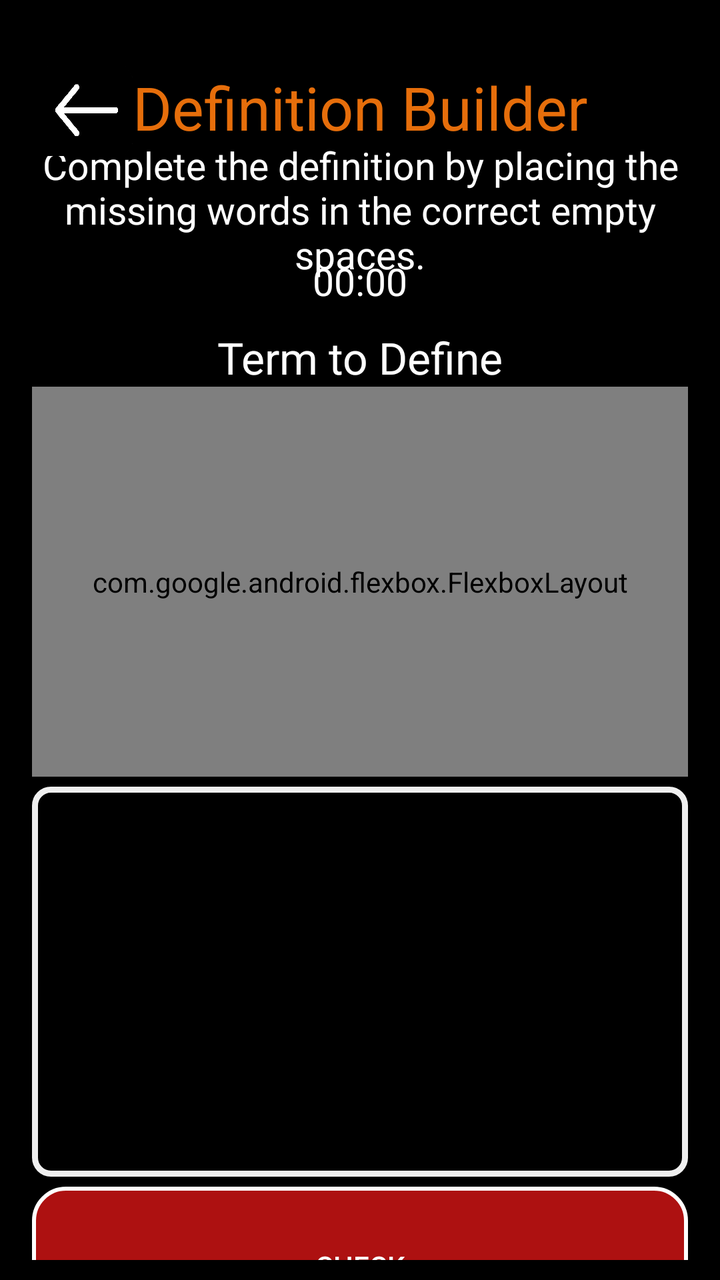
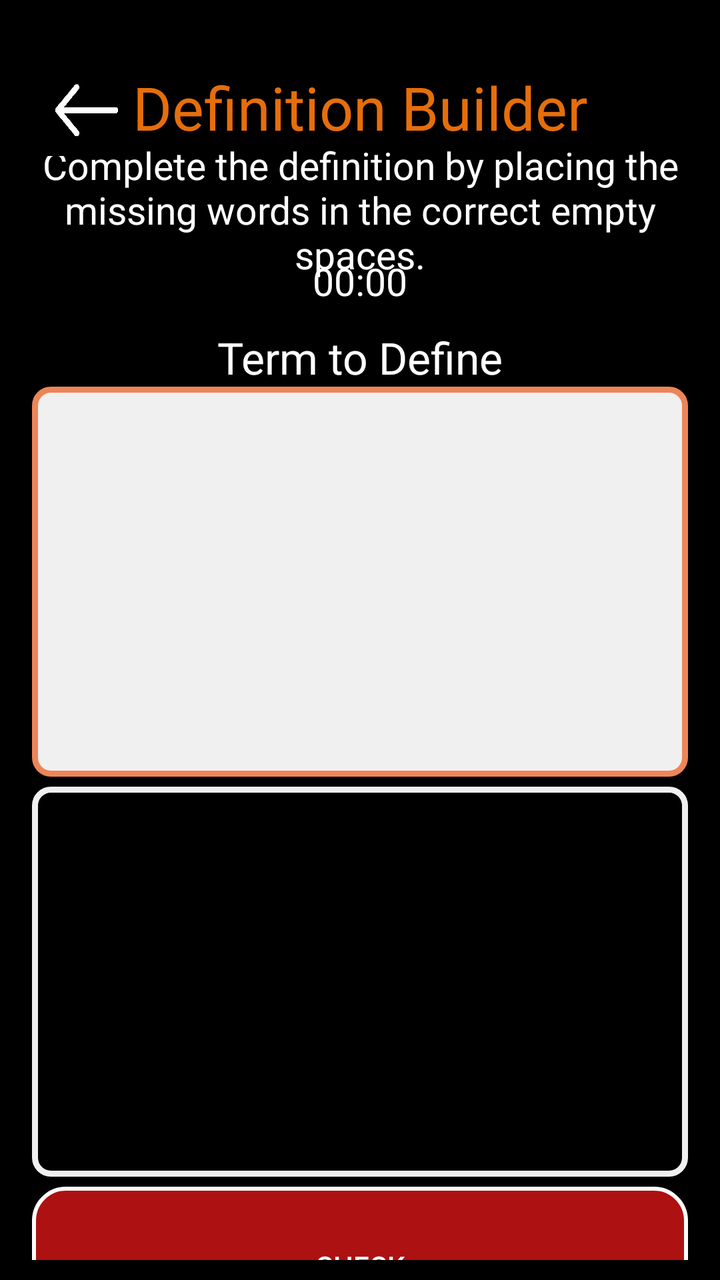

An Android layout rendered at two revisions. The XML below is the earlier revision; the diff shows what the commit changed to produce the second picture.
<!-- AndroidManifest.xml: application theme Theme.Cognify -->
<!-- res/layout/activity_definition_builder.xml -->
<?xml version="1.0" encoding="utf-8"?>
<androidx.constraintlayout.widget.ConstraintLayout xmlns:android="http://schemas.android.com/apk/res/android"
    xmlns:app="http://schemas.android.com/apk/res-auto"
    xmlns:tools="http://schemas.android.com/tools"
    android:layout_width="match_parent"
    android:layout_height="match_parent"
    android:id="@+id/main"
    android:padding="10dp"
    tools:context=".DefinitionBuilder"
    android:background="@color/black">

    <TextView
        android:id="@+id/headingDB"
        android:layout_width="0dp"
        android:layout_height="40dp"
        android:text="@string/headingDB"
        android:textAlignment="center"
        android:textColor="@color/orangeHeading"
        android:textSize="30sp"
        app:layout_constraintBottom_toBottomOf="parent"
        app:layout_constraintEnd_toEndOf="parent"
        app:layout_constraintHorizontal_bias="0.492"
        app:layout_constraintStart_toStartOf="parent"
        app:layout_constraintTop_toTopOf="parent"
        app:layout_constraintVertical_bias="0.04" />

    <TextView
        android:id="@+id/descriptionDB"
        android:layout_width="0dp"
        android:layout_height="69dp"
        android:text="@string/descriptionDB"
        android:textAlignment="center"
        android:textColor="@color/white"
        android:textSize="19sp"
        app:layout_constraintBottom_toBottomOf="parent"
        app:layout_constraintEnd_toEndOf="parent"
        app:layout_constraintStart_toStartOf="parent"
        app:layout_constraintTop_toTopOf="parent"
        app:layout_constraintVertical_bias="0.108" />

    
    
    
    
    
    
    
    
    
    
    
    

    <ImageButton
        android:id="@+id/cancel_button"
        android:layout_width="45sp"
        android:layout_height="45sp"
        android:background="@drawable/back_arrow"
        android:contentDescription="@string/cancel_button"
        app:layout_constraintBottom_toBottomOf="parent"
        app:layout_constraintEnd_toEndOf="parent"
        app:layout_constraintHorizontal_bias="0.04"
        app:layout_constraintStart_toStartOf="parent"
        app:layout_constraintTop_toTopOf="parent"
        app:layout_constraintVertical_bias="0.04" />

    <ProgressBar
        android:id="@+id/progressBar"
        style="?android:attr/progressBarStyleHorizontal"
        android:layout_width="0dp"
        android:layout_height="12dp"
        android:max="100"
        android:progress="0"
        android:progressDrawable="@drawable/progress_bar"
        app:layout_constraintBottom_toBottomOf="parent"
        app:layout_constraintEnd_toEndOf="parent"
        app:layout_constraintStart_toStartOf="parent"
        app:layout_constraintTop_toTopOf="parent"
        app:layout_constraintVertical_bias="0.235" />

    <TextView
        android:id="@+id/termToDisplay"
        android:layout_width="0dp"
        android:layout_height="wrap_content"
        android:gravity="center"
        android:text="@string/defaultTerm"
        android:textAppearance="@style/TextAppearance.AppCompat.Headline"
        android:textColor="@color/white"
        android:textSize="22sp"
        app:layout_constraintBottom_toBottomOf="parent"
        app:layout_constraintEnd_toEndOf="parent"
        app:layout_constraintStart_toStartOf="parent"
        app:layout_constraintTop_toTopOf="parent"
        app:layout_constraintVertical_bias="0.261" />

    
    
    
    
    
    
    
    
    
    

    <com.google.android.flexbox.FlexboxLayout
        android:id="@+id/wordDropZone"
        android:layout_width="0dp"
        android:layout_height="195dp"
        android:layout_marginEnd="6dp"
        android:layout_marginStart="6dp"
        android:background="@drawable/db_drop_zone_background"
        android:textColor="@color/white"
        android:textSize="22sp"
        app:alignContent="flex_start"
        app:flexWrap="wrap"
        app:layout_constraintEnd_toEndOf="@+id/termToDisplay"
        app:layout_constraintStart_toStartOf="@+id/termToDisplay"
        app:layout_constraintTop_toBottomOf="@+id/termToDisplay">
        
    </com.google.android.flexbox.FlexboxLayout>


    
    <androidx.recyclerview.widget.RecyclerView
        android:id="@+id/wordChoicesRecyclerView"
        android:layout_width="0dp"
        android:layout_height="195dp"
        android:layout_marginTop="5dp"
        android:layout_marginEnd="6dp"
        android:layout_marginStart="6dp"
        android:background="@drawable/db_word_zone_background"
        app:layout_constraintEnd_toEndOf="@+id/termToDisplay"
        app:layout_constraintStart_toStartOf="@+id/termToDisplay"
        app:layout_constraintTop_toBottomOf="@+id/wordDropZone" />


    <androidx.appcompat.widget.AppCompatButton
        android:id="@+id/checkButton"
        android:layout_width="0dp"
        android:layout_height="79dp"
        android:layout_marginTop="5dp"
        android:layout_marginEnd="6dp"
        android:layout_marginStart="6dp"
        android:background="@drawable/db_check_button"
        android:text="@string/check_button"
        android:textColor="@color/white"
        app:layout_constraintEnd_toEndOf="@+id/termToDisplay"
        app:layout_constraintStart_toStartOf="@+id/termToDisplay"
        app:layout_constraintTop_toBottomOf="@+id/wordChoicesRecyclerView"/>

    <TextView
        android:id="@+id/stopwatchTimer"
        android:layout_width="121dp"
        android:layout_height="46dp"
        android:text="@string/defaultTime"
        android:textAlignment="center"
        android:textColor="@color/white"
        android:textSize="19sp"
        app:layout_constraintBottom_toBottomOf="parent"
        app:layout_constraintEnd_toEndOf="parent"
        app:layout_constraintStart_toStartOf="parent"
        app:layout_constraintTop_toTopOf="parent"
        app:layout_constraintVertical_bias="0.205" />

</androidx.constraintlayout.widget.ConstraintLayout>
<!-- resources referenced by this layout -->
<resources>
  <color name="black">#000000</color>
  <color name="orangeHeading">#e66e0b</color>
  <color name="white">#FFFFFF</color>
  <!-- drawable back_arrow: png bitmap (drawable, 2785 bytes) -->
  <!-- drawable db_check_button (drawable) -->
  <?xml version="1.0" encoding="utf-8"?>
  
  <shape xmlns:android="http://schemas.android.com/apk/res/android"
      android:shape="rectangle">
      <solid android:color="@color/check_button_colour" />
      <corners android:radius="16dp" /> 
      <stroke
          android:width="2sp"
          android:color="@color/white"/>
  </shape>
  <!-- drawable db_drop_zone_background (drawable) -->
  <?xml version="1.0" encoding="utf-8"?>
  
  <shape xmlns:android="http://schemas.android.com/apk/res/android"
      android:shape="rectangle">
      <solid android:color="#F0F0F0" />
      <corners android:radius="8dp" />
      <stroke
          android:width="3sp"
          android:color="#ed8558"
          android:dashGap="10px" />
  </shape>
  <!-- drawable db_word_zone_background (drawable) -->
  <?xml version="1.0" encoding="utf-8"?>
  
  <shape xmlns:android="http://schemas.android.com/apk/res/android"
      android:shape="rectangle">
      <solid android:color="#000000" />
      <corners android:radius="8dp" />
      <stroke
          android:width="3sp"
          android:color="#F0F0F0"
          android:dashGap="10px" />
  </shape>
  <!-- drawable progress_bar (drawable) -->
  <?xml version="1.0" encoding="utf-8"?>
  
  <layer-list xmlns:android="http://schemas.android.com/apk/res/android">
      
      <item android:id="@android:id/background">
          <shape>
              <solid android:color="@color/black"/>
          </shape>
      </item>
  
      
      <item android:id="@android:id/progress">
          <clip>
              <shape>
                  <solid android:color="@color/orangeHeading"/>
              </shape>
          </clip>
      </item>
  </layer-list>
  <string name="cancel_button">Cancel Button</string>
  <string name="check_button">Check</string>
  <string name="defaultTerm">Term to Define</string>
  <string name="defaultTime">00:00</string>
  <string name="descriptionDB">Complete the definition by placing the missing words in the correct empty spaces.</string>
  <string name="headingDB">Definition Builder</string>
  <style name="Theme.Cognify" parent="Base.Theme.Cognify" />
  <color name="check_button_colour">#ad1111</color>
  <style name="Base.Theme.Cognify" parent="Theme.Material3.DayNight.NoActionBar">
          
          
      </style>
</resources>

<!-- the commit's change to res/layout/activity_definition_builder.xml (unified diff, before → after) -->
@@ -104,25 +104,17 @@
     
     
 
-    <com.google.android.flexbox.FlexboxLayout
+    <androidx.recyclerview.widget.RecyclerView
         android:id="@+id/wordDropZone"
         android:layout_width="0dp"
         android:layout_height="195dp"
+        android:layout_marginStart="6dp"
         android:layout_marginEnd="6dp"
-        android:layout_marginStart="6dp"
         android:background="@drawable/db_drop_zone_background"
-        android:textColor="@color/white"
-        android:textSize="22sp"
-        app:alignContent="flex_start"
-        app:flexWrap="wrap"
         app:layout_constraintEnd_toEndOf="@+id/termToDisplay"
         app:layout_constraintStart_toStartOf="@+id/termToDisplay"
-        app:layout_constraintTop_toBottomOf="@+id/termToDisplay">
-        
-    </com.google.android.flexbox.FlexboxLayout>
+        app:layout_constraintTop_toBottomOf="@+id/termToDisplay" />
 
-
-    
     <androidx.recyclerview.widget.RecyclerView
         android:id="@+id/wordChoicesRecyclerView"
         android:layout_width="0dp"
